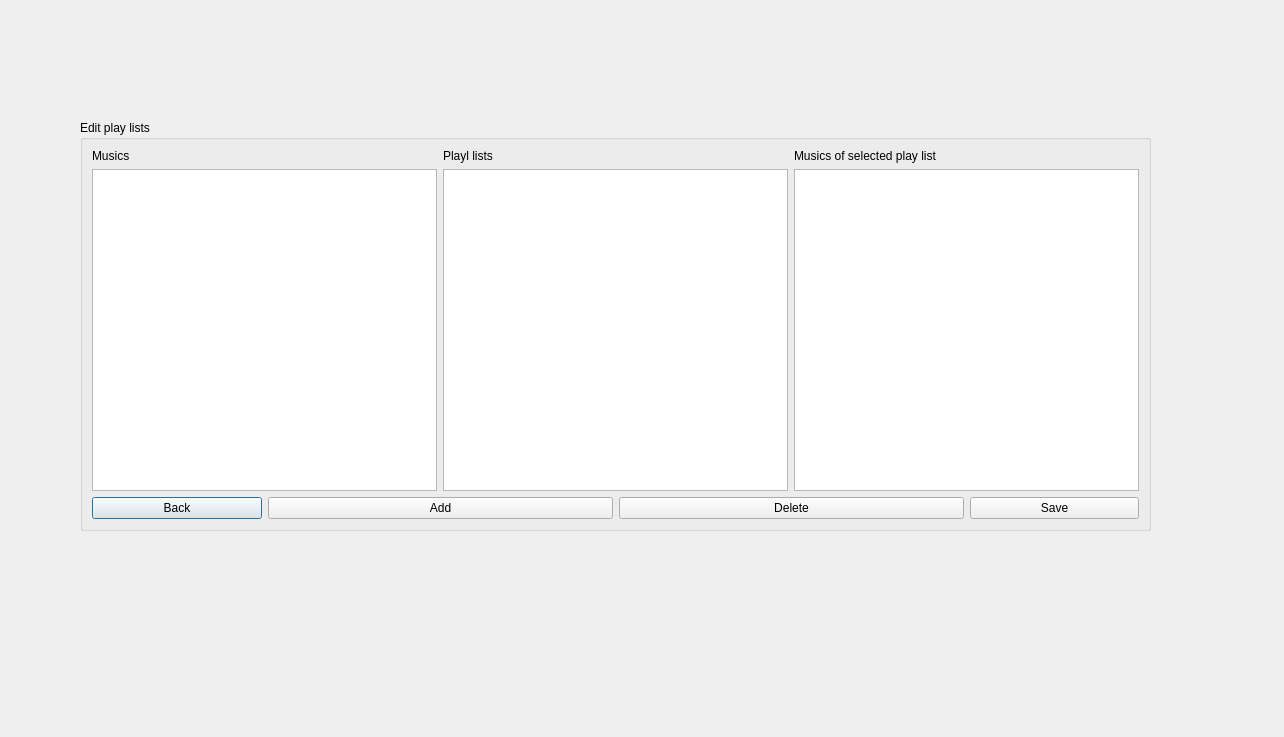
This is ui/editplaylist.ui in Avesta85/JukeBox as Qt 5 draws it before an edit. The edited form follows.
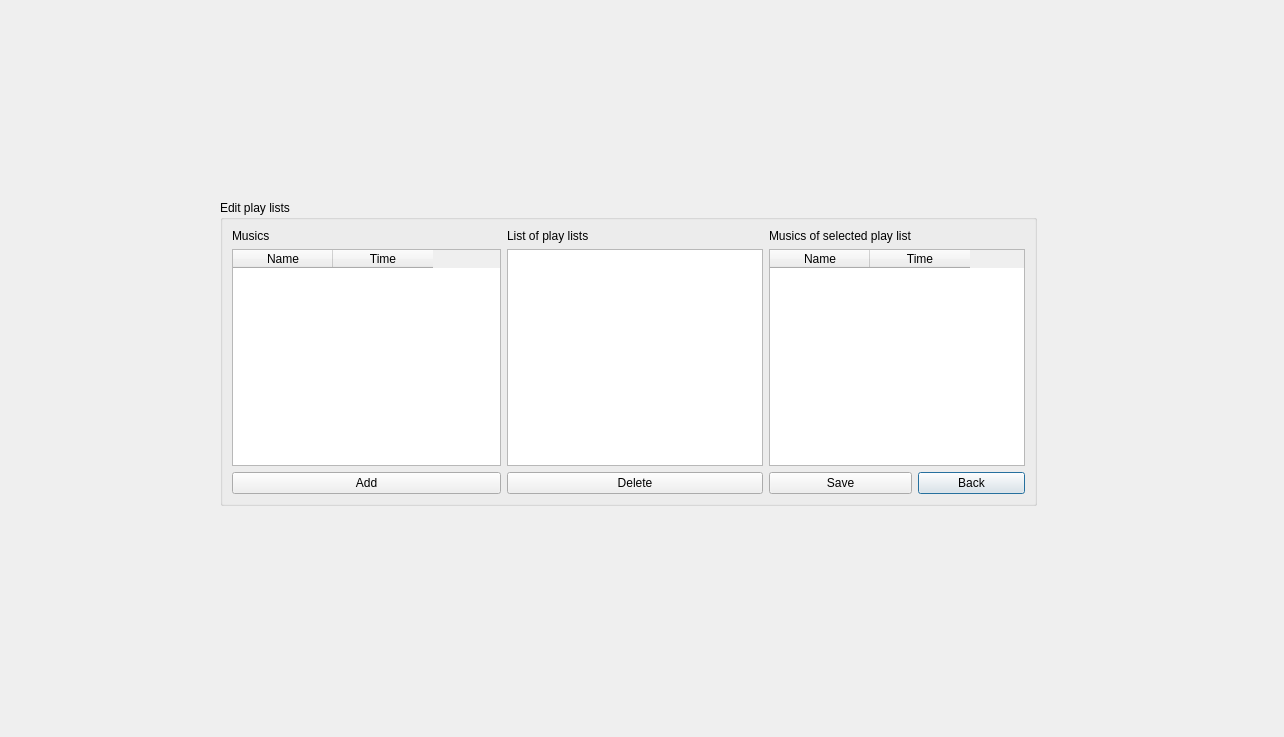
This is the edited form.

Commit message: Edit play lists dialogs

```diff
--- a/ui/editplaylist.ui
+++ b/ui/editplaylist.ui
@@ -16,75 +16,97 @@
   <widget class="QGroupBox" name="groupBox">
    <property name="geometry">
     <rect>
-     <x>80</x>
-     <y>120</y>
-     <width>1071</width>
-     <height>411</height>
+     <x>220</x>
+     <y>200</y>
+     <width>817</width>
+     <height>306</height>
     </rect>
    </property>
    <property name="title">
     <string>Edit play lists</string>
    </property>
    <layout class="QGridLayout" name="gridLayout">
-    <item row="1" column="2" colspan="2">
-     <widget class="QListWidget" name="listWidget_2"/>
+    <item row="2" column="4">
+     <widget class="QPushButton" name="pushButton_back">
+      <property name="text">
+       <string>Back</string>
+      </property>
+     </widget>
     </item>
-    <item row="0" column="0" colspan="2">
+    <item row="2" column="1" colspan="2">
+     <widget class="QPushButton" name="pushButton_delete">
+      <property name="text">
+       <string>Delete</string>
+      </property>
+     </widget>
+    </item>
+    <item row="0" column="0">
      <widget class="QLabel" name="label">
       <property name="text">
        <string>Musics</string>
       </property>
      </widget>
     </item>
-    <item row="1" column="0" colspan="2">
-     <widget class="QListWidget" name="listWidget"/>
-    </item>
-    <item row="0" column="2" colspan="2">
+    <item row="0" column="1">
      <widget class="QLabel" name="label_2">
       <property name="autoFillBackground">
        <bool>false</bool>
       </property>
       <property name="text">
-       <string>Playl lists</string>
+       <string>List of play lists</string>
       </property>
      </widget>
     </item>
+    <item row="1" column="1" colspan="2">
+     <widget class="QListWidget" name="listWidget_2"/>
+    </item>
+    <item row="0" column="3">
+     <widget class="QLabel" name="label_3">
+      <property name="text">
+       <string>Musics of selected play list</string>
+      </property>
+     </widget>
+    </item>
+    <item row="1" column="0">
+     <widget class="QTableWidget" name="tableWidget">
+      <column>
+       <property name="text">
+        <string>Name</string>
+       </property>
+      </column>
+      <column>
+       <property name="text">
+        <string>Time</string>
+       </property>
+      </column>
+     </widget>
+    </item>
     <item row="2" column="0">
-     <widget class="QPushButton" name="pushButton_back">
-      <property name="text">
-       <string>Back</string>
-      </property>
-     </widget>
-    </item>
-    <item row="1" column="4" colspan="2">
-     <widget class="QListWidget" name="listWidget_3"/>
-    </item>
-    <item row="2" column="5">
-     <widget class="QPushButton" name="pushButton_save">
-      <property name="text">
-       <string>Save</string>
-      </property>
-     </widget>
-    </item>
-    <item row="2" column="1" colspan="2">
      <widget class="QPushButton" name="pushButton_add">
       <property name="text">
        <string>Add</string>
       </property>
      </widget>
     </item>
-    <item row="2" column="3" colspan="2">
-     <widget class="QPushButton" name="pushButton_delete">
+    <item row="2" column="3">
+     <widget class="QPushButton" name="pushButton_save">
       <property name="text">
-       <string>Delete</string>
+       <string>Save</string>
       </property>
      </widget>
     </item>
-    <item row="0" column="4" colspan="2">
-     <widget class="QLabel" name="label_3">
-      <property name="text">
-       <string>Musics of selected play list</string>
-      </property>
+    <item row="1" column="3" colspan="2">
+     <widget class="QTableWidget" name="tableWidget_2">
+      <column>
+       <property name="text">
+        <string>Name</string>
+       </property>
+      </column>
+      <column>
+       <property name="text">
+        <string>Time</string>
+       </property>
+      </column>
      </widget>
     </item>
    </layout>
```
The commit also changes 6 other files.
